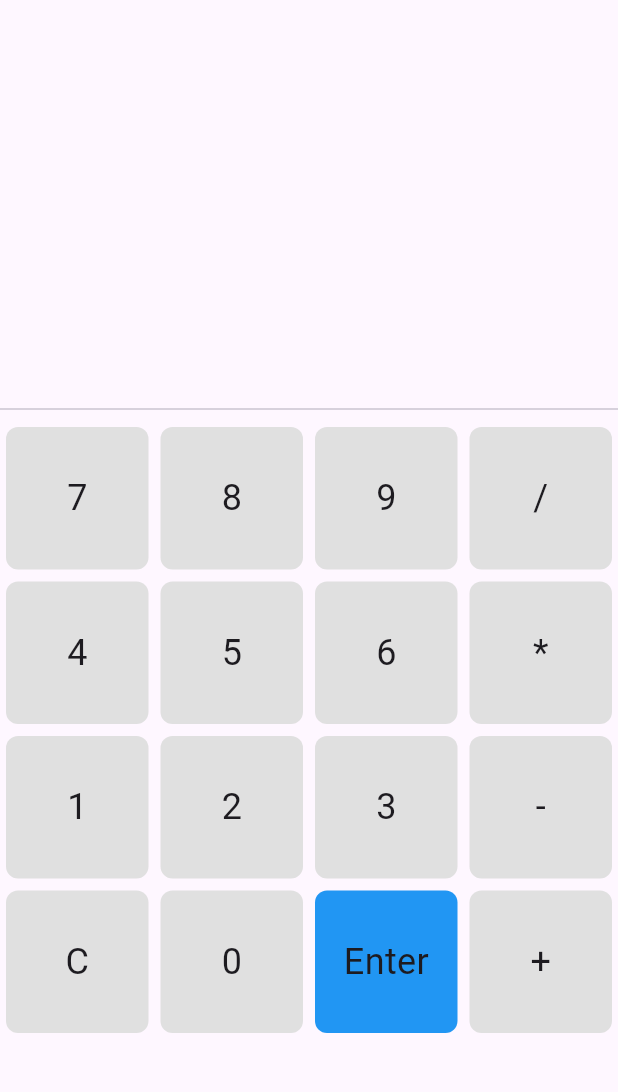
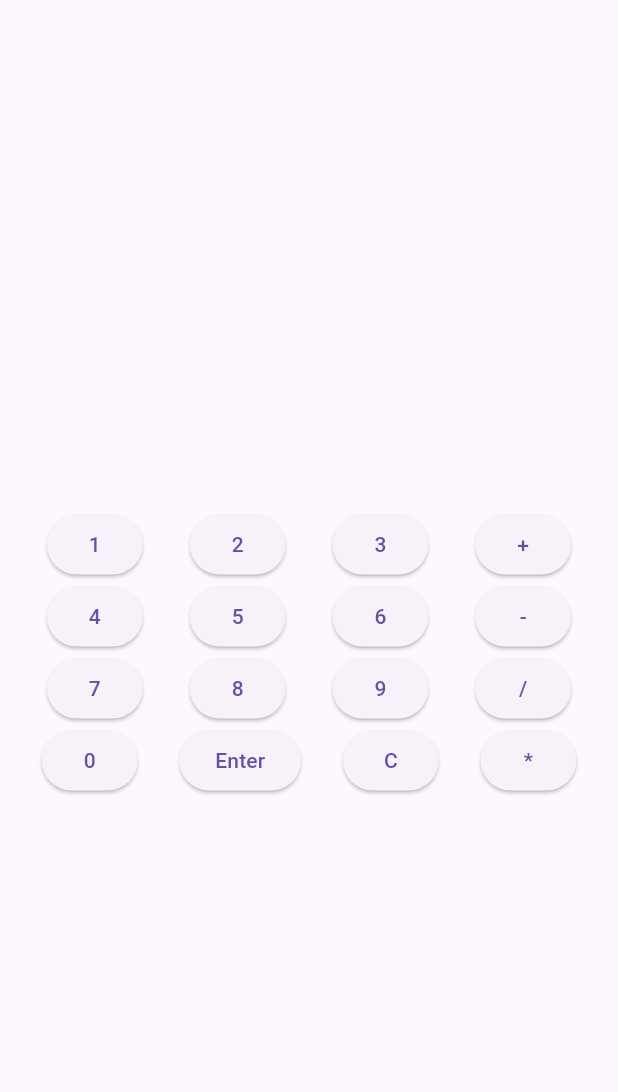
Before and after one commit to LeeVoi/rpn_calculator, a Flutter app: the screen it shows after launch, after a tap on "Enter", on a phone screen of 412 x 824 dp, the part 63-1155 px from its top. Run offline on Flutter 3.47's test engine with Material 3 defaults, Android fonts, the phone set to English and light mode, and no system bars.

Commit message:
added the logic, changed the UI design

```diff
--- a/lib/_RpnCalculatorState.dart
+++ /dev/null
@@ -1,109 +0,0 @@
-import 'package:flutter/material.dart';
-import 'RPNCalculator.dart';
-
-class RpnCalculator extends StatefulWidget {
-  @override
-  _RpnCalculatorState createState() => _RpnCalculatorState();
-}
-
-class _RpnCalculatorState extends State<RpnCalculator> {
-  final RPNCalculator _calculator = RPNCalculator(); // Initialize RPNCalculator
-  String _input = '';
-
-  void _onButtonPressed(String buttonText) {
-    setState(() {
-      if (buttonText == 'C') {
-        _input = '';
-        _calculator.clear(); // Clear the calculator when 'C' is pressed
-      } else if (buttonText == 'Enter') {
-        _calculate();
-      } else {
-        _input += buttonText;
-      }
-    });
-  }
-
-  void _calculate() {
-    // Pass input to calculator and display result
-    try {
-      final result = double.parse(_input);
-      _calculator.enterNumber(result);
-      _input = '';
-    } catch (e) {
-      print('Invalid input: $_input');
-      _input = '';
-      return;
-    }
-
-    setState(() {
-      _input = _calculator.peek().toString();
-    });
-  }
-
-  @override
-  Widget build(BuildContext context) {
-    return Scaffold(
-      appBar: AppBar(
-        title: Text('RPN Calculator'),
-      ),
-      body: Column(
-        mainAxisAlignment: MainAxisAlignment.center,
-        children: [
-          Expanded(
-            child: Container(
-              alignment: Alignment.centerRight,
-              padding: EdgeInsets.symmetric(horizontal: 16.0),
-              child: Text(
-                _input,
-                style: TextStyle(fontSize: 24.0),
-              ),
-            ),
-          ),
-          Divider(),
-          Expanded(
-            flex: 2,
-            child: GridView.count(
-              crossAxisCount: 4,
-              children: [
-                _buildButton('7'),
-                _buildButton('8'),
-                _buildButton('9'),
-                _buildButton('/'),
-                _buildButton('4'),
-                _buildButton('5'),
-                _buildButton('6'),
-                _buildButton('*'),
-                _buildButton('1'),
-                _buildButton('2'),
-                _buildButton('3'),
-                _buildButton('-'),
-                _buildButton('C'),
-                _buildButton('0'),
-                _buildButton('Enter'),
-                _buildButton('+'),
-              ],
-            ),
-          ),
-        ],
-      ),
-    );
-  }
-
-  Widget _buildButton(String buttonText) {
-    return GestureDetector(
-      onTap: () => _onButtonPressed(buttonText),
-      child: Container(
-        alignment: Alignment.center,
-        margin: EdgeInsets.all(4.0),
-        decoration: BoxDecoration(
-          color: buttonText == 'Enter' ? Colors.blue : Colors.grey[300],
-          borderRadius: BorderRadius.circular(8.0),
-        ),
-        child: Text(
-          buttonText,
-          style: TextStyle(fontSize: 24.0),
-        ),
-      ),
-    );
-  }
-}
--- a/lib/main.dart
+++ b/lib/main.dart
@@ -1,13 +1,11 @@
 import 'package:flutter/material.dart';
-import '_RpnCalculatorState.dart';
+import 'package:rpn_calculator/rpn_calculator.dart';
 
 void main() {
-  runApp(const MyApp());
+  runApp(RPNCalculatorApp());
 }
 
-class MyApp extends StatelessWidget {
-  const MyApp({super.key});
-
+class RPNCalculatorApp extends StatelessWidget {
   @override
   Widget build(BuildContext context) {
     return MaterialApp(
@@ -15,7 +13,160 @@ class MyApp extends StatelessWidget {
       theme: ThemeData(
         primarySwatch: Colors.blue,
       ),
-      home: RpnCalculator(),
+      home: CalculatorHomePage(),
     );
   }
 }
+
+class CalculatorHomePage extends StatefulWidget {
+  @override
+  _CalculatorHomePageState createState() => _CalculatorHomePageState();
+}
+
+class _CalculatorHomePageState extends State<CalculatorHomePage> {
+  RPNCalculator calculator = RPNCalculator();
+  String display = '';
+  List<String> stackItems = [];
+
+  void _onNumberPressed(String digit) {
+    setState(() {
+      display += digit; // Accumulate digits
+    });
+  }
+
+  void _onOperationPressed(Command command) {
+    setState(() {
+      if (display.isNotEmpty) {
+        // If there's a number in the display, push it onto the stack
+        calculator.push(double.parse(display));
+        display = '';
+      }
+      if (calculator.stack.length >= 2) {
+        // Apply the operation to the first two numbers in the stack
+        num operand2 = calculator.stack.removeLast();
+        num operand1 = calculator.stack.removeLast();
+        num result = command.apply([operand1, operand2]);
+        // Clear the display as the result will be added to the stack
+        display = '';
+        // Push the result back onto the stack
+        calculator.push(result);
+      }
+      // Concatenate the stack items into a single string
+      stackItems = [calculator.stack.join(", ")];
+    });
+  }
+
+  @override
+  Widget build(BuildContext context) {
+    return Scaffold(
+      appBar: AppBar(
+        title: Text('RPN Calculator'),
+      ),
+      body: Column(
+        mainAxisAlignment: MainAxisAlignment.center,
+        children: [
+          Text(
+            display,
+            style: TextStyle(fontSize: 24.0),
+          ),
+          SizedBox(height: 20.0),
+          Wrap(
+            spacing: 8.0,
+            children: stackItems
+                .map((item) => Chip(
+              label: Text(item),
+              backgroundColor: Colors.grey[300],
+            ))
+                .toList(),
+          ),
+          SizedBox(height: 20.0),
+          Row(
+            mainAxisAlignment: MainAxisAlignment.spaceEvenly,
+            children: [
+              _buildNumberButton('1'),
+              _buildNumberButton('2'),
+              _buildNumberButton('3'),
+              _buildOperationButton(AddCommand(), '+'),
+            ],
+          ),
+          Row(
+            mainAxisAlignment: MainAxisAlignment.spaceEvenly,
+            children: [
+              _buildNumberButton('4'),
+              _buildNumberButton('5'),
+              _buildNumberButton('6'),
+              _buildOperationButton(SubtractCommand(), '-'),
+            ],
+          ),
+          Row(
+            mainAxisAlignment: MainAxisAlignment.spaceEvenly,
+            children: [
+              _buildNumberButton('7'),
+              _buildNumberButton('8'),
+              _buildNumberButton('9'),
+              _buildOperationButton(DivideCommand(), '/'),
+            ],
+          ),
+          Row(
+            mainAxisAlignment: MainAxisAlignment.spaceEvenly,
+            children: [
+              _buildNumberButton('0'),
+              _buildEnterButton(),
+              _buildClearButton(),
+              _buildOperationButton(MultiplyCommand(), '*'),
+            ],
+          ),
+        ],
+      ),
+    );
+  }
+
+  Widget _buildNumberButton(String number) {
+    return ElevatedButton(
+      onPressed: () => _onNumberPressed(number),
+      child: Text(number),
+    );
+  }
+
+  Widget _buildOperationButton(Command command, String symbol) {
+    return ElevatedButton(
+      onPressed: () {
+        if (display.isNotEmpty) {
+          calculator.push(double.parse(display));
+          stackItems.add(display);
+          display = '';
+        }
+        _onOperationPressed(command);
+      },
+      child: Text(symbol),
+    );
+  }
+
+  Widget _buildEnterButton() {
+    return ElevatedButton(
+      onPressed: () {
+        setState(() {
+          if (display.isNotEmpty) {
+            calculator.push(double.parse(display));
+            stackItems.add(display);
+            display = '';
+          }
+        });
+      },
+      child: Text('Enter'),
+    );
+  }
+
+  Widget _buildClearButton() {
+    return ElevatedButton(
+      onPressed: () {
+        setState(() {
+          display = '';
+          calculator.stack.clear();
+          stackItems.clear();
+        });
+      },
+      child: Text('C'),
+    );
+  }
+}
--- /dev/null
+++ b/lib/rpn_calculator.dart
@@ -0,0 +1,52 @@
+abstract class Command {
+  num apply(List<num> stack);
+}
+
+class AddCommand implements Command {
+  @override
+  num apply(List<num> stack) {
+    num operand2 = stack.removeLast();
+    num operand1 = stack.removeLast();
+    return operand1 + operand2;
+  }
+}
+
+class SubtractCommand implements Command {
+  @override
+  num apply(List<num> stack) {
+    num operand2 = stack.removeLast();
+    num operand1 = stack.removeLast();
+    return operand1 - operand2;
+  }
+}
+
+class MultiplyCommand implements Command {
+  @override
+  num apply(List<num> stack) {
+    num operand2 = stack.removeLast();
+    num operand1 = stack.removeLast();
+    return operand1 * operand2;
+
+  }
+}
+
+class DivideCommand implements Command {
+  @override
+  num apply(List<num> operands) {
+    num operand2 = operands.removeLast();
+    num operand1 = operands.removeLast();
+    return operand1 / operand2;
+  }
+}
+
+class RPNCalculator {
+  List<num> stack = [];
+
+  void push(num value) {
+    stack.add(value);
+  }
+
+  void execute(Command command) {
+    command.apply(stack);
+  }
+}
```
Also changed, not shown: lib/RPNCalculator.dart (deleted, +0 -89 lines), 2 other files.
